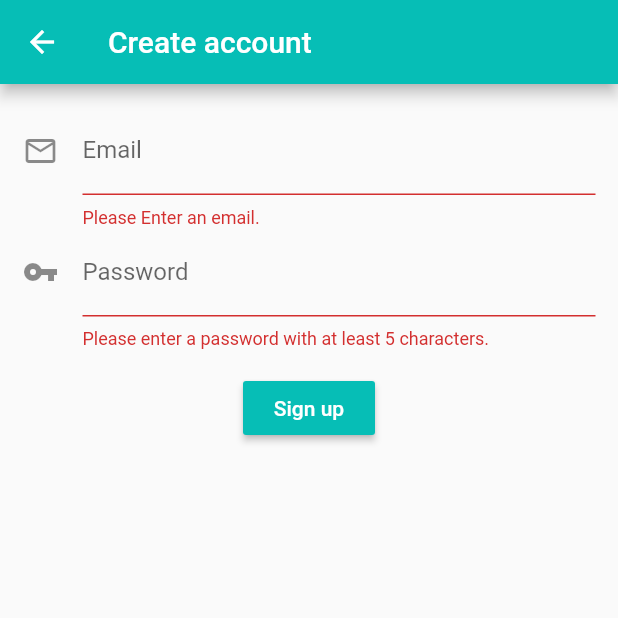
After one commit to OrlandoAlPe/FlutterLogin, a Flutter app: the Registry screen opened by its route, after a tap on "Sign up", on a phone screen of 412 x 824 dp, the top half of it. The commit adds this screen. Run offline on Flutter 3.47's test engine with Material 2 defaults, Android fonts, the phone set to English and light mode, and no system bars; our stand-ins replace firebase_auth; accounts and stored records are empty.

Commit message:
Implemented email signup

```diff
--- /dev/null
+++ b/lib/widgets/registry.dart
@@ -0,0 +1,97 @@
+import 'package:firebase_auth/firebase_auth.dart';
+import 'package:flutter/material.dart';
+
+class RegistryWidget extends StatefulWidget {
+  @override
+  _RegistryWidgetState createState() => _RegistryWidgetState();
+}
+
+//firbase instance
+FirebaseAuth _auth = FirebaseAuth.instance;
+
+//email and passworf validation key
+final GlobalKey<FormState> _formkey = GlobalKey<FormState>();
+
+//text field controllers
+final TextEditingController _emailContoller = TextEditingController();
+final TextEditingController _passwordContoller = TextEditingController();
+
+//Keep track of the state for the screen
+bool _success;
+String _userEmail;
+
+class _RegistryWidgetState extends State<RegistryWidget> {
+  //register user with email & password with firebase
+  void _register() async {
+    final FirebaseUser user = (await _auth.createUserWithEmailAndPassword(
+            email: _emailContoller.text, password: _passwordContoller.text))
+        .user;
+    if (user != null) {
+      setState(() {
+        _success = true;
+        _userEmail = user.email;
+      });
+    } else {
+      setState(() {
+        _success = true;
+      });
+    }
+  }
+
+  @override
+  Widget build(BuildContext context) {
+    return Center(
+      child: Form(
+        key: _formkey,
+        child: Column(
+          children: <Widget>[
+            Padding(
+                padding: EdgeInsets.all(15),
+                child: Column(children: <Widget>[
+                  TextFormField(
+                      controller: _emailContoller,
+                      validator: (String value) {
+                        if (value.isEmpty) {
+                          return 'Please Enter an email.';
+                        } else {
+                          return null;
+                        }
+                      },
+                      decoration: InputDecoration(
+                          labelText: 'Email', icon: Icon(Icons.mail_outline))),
+                  TextFormField(
+                      obscureText: true,
+                      controller: _passwordContoller,
+                      validator: (String value) {
+                        if (value.length < 6) {
+                          return 'Please enter a password with at least 5 characters.';
+                        } else {
+                          return null;
+                        }
+                      },
+                      decoration: InputDecoration(
+                          labelText: 'Password', icon: Icon(Icons.vpn_key)))
+                ])),
+            RaisedButton(
+              child: Text('Sign up', style: TextStyle(color: Colors.white)),
+              color: Theme.of(context).primaryColor,
+              onPressed: () async {
+                if (_formkey.currentState.validate()) {
+                  _register();
+                }
+              },
+            ),
+            Container(
+              alignment: Alignment.center,
+              child: Text(_success == null
+                  ? ''
+                  : (_success
+                      ? 'Successfully registered ' + _userEmail
+                      : 'Registration failed')),
+            )
+          ],
+        ),
+      ),
+    );
+  }
+}
--- a/pubspec.yaml
+++ b/pubspec.yaml
@@ -23,9 +23,12 @@ environment:
 dependencies:
   flutter:
     sdk: flutter
+  firebase_dynamic_links: ^0.5.3
+  firebase_analytics: ^5.0.16
+  firebase_core: ^0.4.5
   cloud_firestore: ^0.13.7
   firebase_auth: ^0.16.1
-  google_sign_in: ^4.5.1
+  #google_sign_in: ^4.5.1
 
 
   # The following adds the Cupertino Icons font to your application.
```
Also changed, not shown: lib/Screens/register_screen.dart (+2 -22 lines), lib/widgets/login.dart (+8 -4 lines), pubspec.lock.
